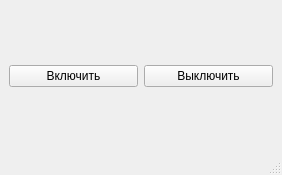
PowerOleg/Qt_serialport, file mainwindow.ui: the form before one commit.
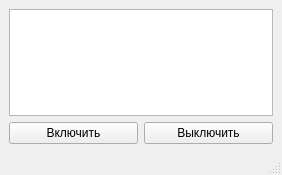
The form after the commit.

Commit message: btnOn read serialport

What changed in the file:
```diff
--- a/mainwindow.ui
+++ b/mainwindow.ui
@@ -15,20 +15,30 @@
   </property>
   <widget class="QWidget" name="centralwidget">
    <layout class="QGridLayout" name="gridLayout">
-    <item row="0" column="0">
-     <widget class="QPushButton" name="btnOn">
-      <property name="text">
-       <string>Включить</string>
-      </property>
-     </widget>
-    </item>
-    <item row="0" column="1">
+    <item row="1" column="1">
      <widget class="QPushButton" name="btnOff">
       <property name="text">
        <string>Выключить</string>
       </property>
      </widget>
     </item>
+    <item row="1" column="0">
+     <widget class="QPushButton" name="btnOn">
+      <property name="text">
+       <string>Включить</string>
+      </property>
+     </widget>
+    </item>
+    <item row="0" column="0" colspan="2">
+     <widget class="QTextEdit" name="txtReadSerial">
+      <property name="enabled">
+       <bool>true</bool>
+      </property>
+      <property name="readOnly">
+       <bool>true</bool>
+      </property>
+     </widget>
+    </item>
    </layout>
   </widget>
   <widget class="QMenuBar" name="menubar">
```
The commit also changes 4 other files.
